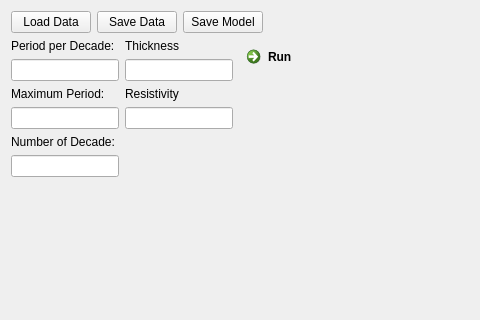
This is src/widget_1Dmod.ui in riflab/rifGEM as Qt 5 draws it before an edit; both pictures show x 0 to 480 and y 0 to 320 of the 729 by 562 pixel window. The edited form follows.
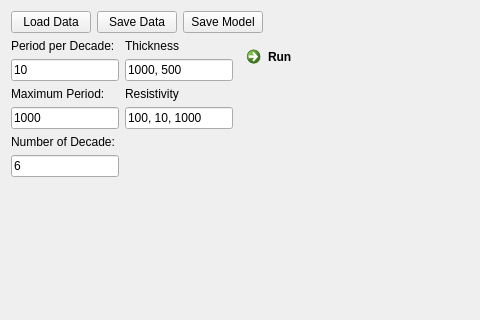
This is the edited form.

```diff
--- a/src/widget_1Dmod.ui
+++ b/src/widget_1Dmod.ui
@@ -83,6 +83,9 @@
                  <verstretch>0</verstretch>
                 </sizepolicy>
                </property>
+               <property name="text">
+                <string>10</string>
+               </property>
               </widget>
              </item>
             </layout>
@@ -110,6 +113,9 @@
                  <verstretch>0</verstretch>
                 </sizepolicy>
                </property>
+               <property name="text">
+                <string>1000</string>
+               </property>
               </widget>
              </item>
             </layout>
@@ -137,6 +143,9 @@
                  <verstretch>0</verstretch>
                 </sizepolicy>
                </property>
+               <property name="text">
+                <string>6</string>
+               </property>
               </widget>
              </item>
             </layout>
@@ -181,6 +190,9 @@
                  <verstretch>0</verstretch>
                 </sizepolicy>
                </property>
+               <property name="text">
+                <string>1000, 500</string>
+               </property>
               </widget>
              </item>
             </layout>
@@ -208,6 +220,9 @@
                  <verstretch>0</verstretch>
                 </sizepolicy>
                </property>
+               <property name="text">
+                <string>100, 10, 1000</string>
+               </property>
               </widget>
              </item>
             </layout>
```
